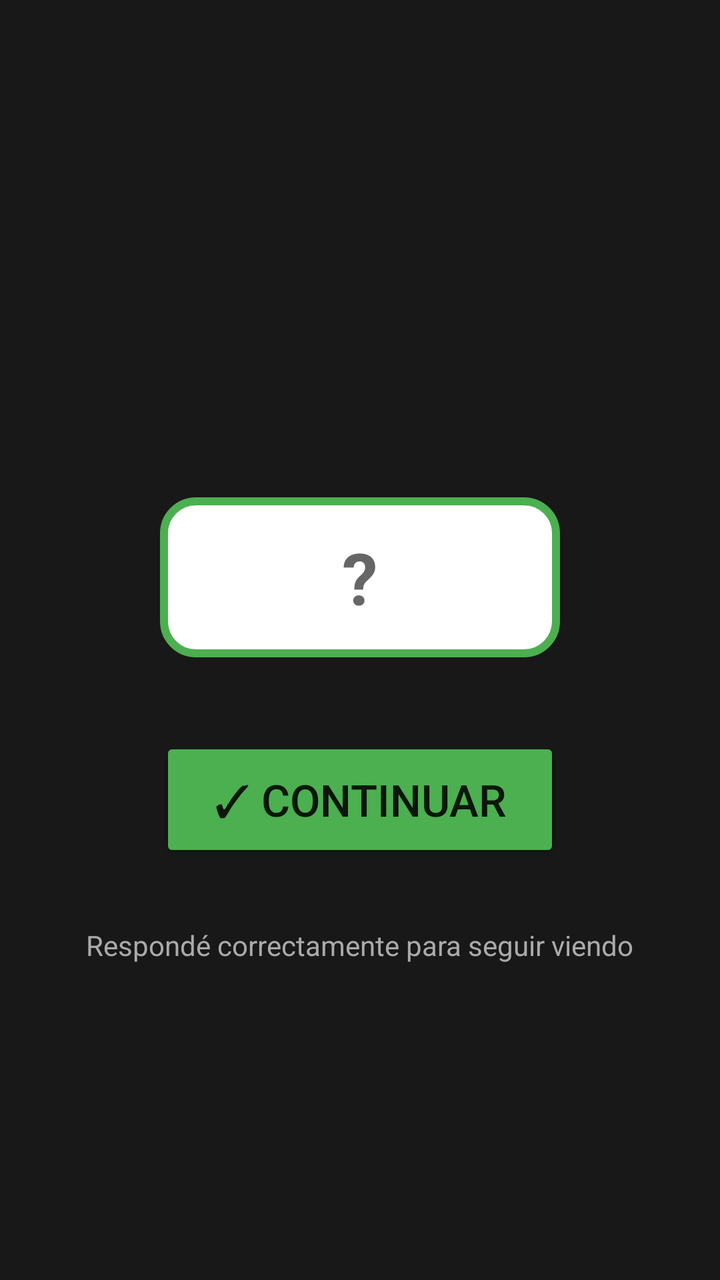
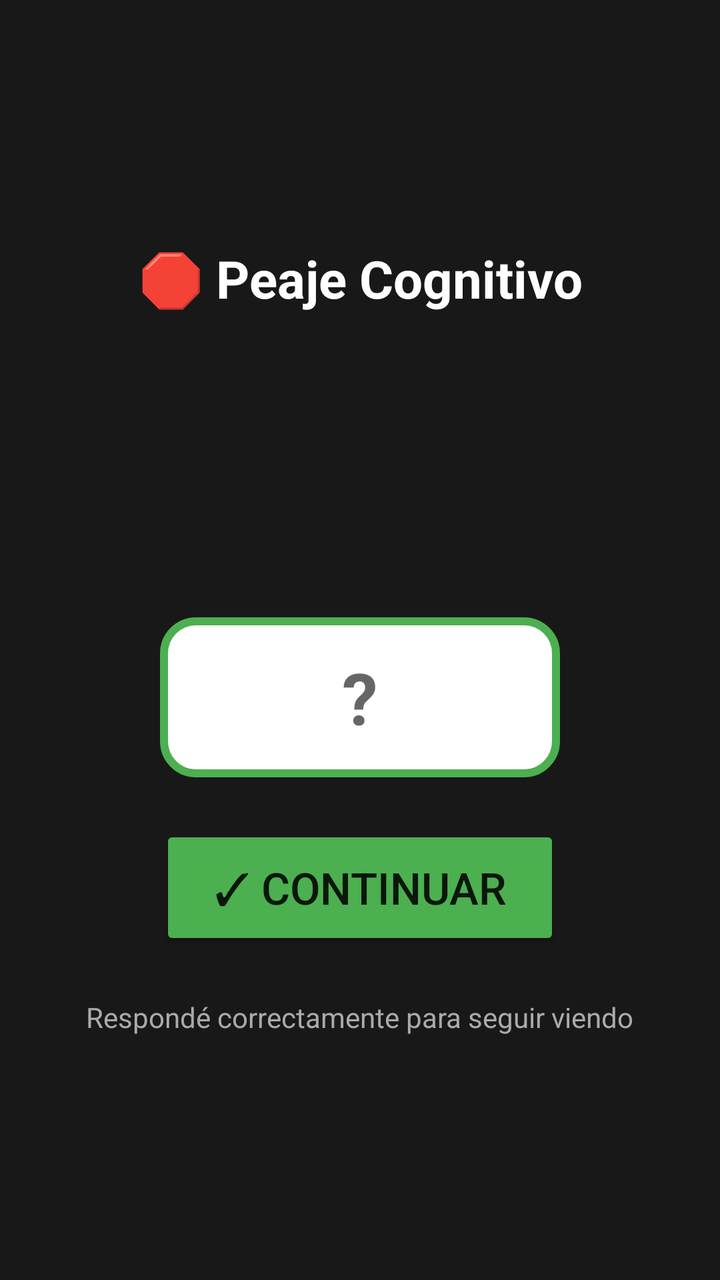

Screens rendered from an Android XML layout before and after an edit, with the pre-edit source and the edit as a unified diff.
<!-- AndroidManifest.xml: application theme Theme.AppCompat.Light.DarkActionBar -->
<!-- res/layout/overlay_exercise.xml -->
<?xml version="1.0" encoding="utf-8"?>
<LinearLayout xmlns:android="http://schemas.android.com/apk/res/android"
    android:layout_width="match_parent"
    android:layout_height="match_parent"
    android:background="#E6000000"
    android:gravity="center"
    android:orientation="vertical"
    android:padding="32dp">

    <TextView
        android:id="@+id/tvQuestion"
        android:layout_width="wrap_content"
        android:layout_height="wrap_content"
        android:textColor="#FFFFFF"
        android:textSize="32sp"
        android:textStyle="bold"
        android:gravity="center"
        android:layout_marginBottom="48dp" />

    <EditText
        android:id="@+id/etAnswer"
        android:layout_width="200dp"
        android:layout_height="80dp"
        android:background="@drawable/bg_answer"
        android:hint="?"
        android:inputType="number"
        android:textAlignment="center"
        android:textSize="36sp"
        android:textColor="#333"
        android:textStyle="bold"
        android:imeOptions="actionDone" />

    <Button
        android:id="@+id/btnSubmit"
        android:layout_width="200dp"
        android:layout_height="wrap_content"
        android:layout_marginTop="40dp"
        android:text="✓ CONTINUAR"
        android:textSize="22sp"
        android:padding="16dp"
        android:backgroundTint="#4CAF50" />

    <TextView
        android:layout_width="wrap_content"
        android:layout_height="wrap_content"
        android:layout_marginTop="32dp"
        android:text="Respondé correctamente para seguir viendo"
        android:textColor="#AAAAAA"
        android:textSize="14sp"
        android:gravity="center" />

</LinearLayout>
<!-- resources referenced by this layout -->
<resources>
  <!-- drawable bg_answer (drawable) -->
  <?xml version="1.0" encoding="utf-8"?>
  <shape xmlns:android="http://schemas.android.com/apk/res/android"
      android:shape="rectangle">
      <solid android:color="#FFFFFF" />
      <corners android:radius="16dp" />
      <stroke android:width="4dp" android:color="#4CAF50" />
  </shape>
</resources>

<!-- the commit's change to res/layout/overlay_exercise.xml (unified diff, before → after) -->
@@ -1,52 +1,127 @@
 <?xml version="1.0" encoding="utf-8"?>
-<LinearLayout xmlns:android="http://schemas.android.com/apk/res/android"
+<ScrollView xmlns:android="http://schemas.android.com/apk/res/android"
     android:layout_width="match_parent"
     android:layout_height="match_parent"
     android:background="#E6000000"
-    android:gravity="center"
-    android:orientation="vertical"
-    android:padding="32dp">
+    android:fillViewport="true">
 
-    <TextView
-        android:id="@+id/tvQuestion"
-        android:layout_width="wrap_content"
-        android:layout_height="wrap_content"
-        android:textColor="#FFFFFF"
-        android:textSize="32sp"
-        android:textStyle="bold"
+    <LinearLayout
+        android:layout_width="match_parent"
+        android:layout_height="match_parent"
         android:gravity="center"
-        android:layout_marginBottom="48dp" />
+        android:orientation="vertical"
+        android:padding="24dp">
 
-    <EditText
-        android:id="@+id/etAnswer"
-        android:layout_width="200dp"
-        android:layout_height="80dp"
-        android:background="@drawable/bg_answer"
-        android:hint="?"
-        android:inputType="number"
-        android:textAlignment="center"
-        android:textSize="36sp"
-        android:textColor="#333"
-        android:textStyle="bold"
-        android:imeOptions="actionDone" />
+        <TextView
+            android:id="@+id/tvQuestion"
+            android:layout_width="wrap_content"
+            android:layout_height="wrap_content"
+            android:gravity="center"
+            android:text="🛑 Peaje Cognitivo"
+            android:textColor="#FFFFFF"
+            android:textSize="26sp"
+            android:textStyle="bold" />
 
-    <Button
-        android:id="@+id/btnSubmit"
-        android:layout_width="200dp"
-        android:layout_height="wrap_content"
-        android:layout_marginTop="40dp"
-        android:text="✓ CONTINUAR"
-        android:textSize="22sp"
-        android:padding="16dp"
-        android:backgroundTint="#4CAF50" />
+        
+        <TextView
+            android:id="@+id/tvVisual"
+            android:layout_width="wrap_content"
+            android:layout_height="wrap_content"
+            android:layout_marginTop="16dp"
+            android:gravity="center"
+            android:lineSpacingMultiplier="1.1"
+            android:textSize="44sp" />
 
-    <TextView
-        android:layout_width="wrap_content"
-        android:layout_height="wrap_content"
-        android:layout_marginTop="32dp"
-        android:text="Respondé correctamente para seguir viendo"
-        android:textColor="#AAAAAA"
-        android:textSize="14sp"
-        android:gravity="center" />
+        
+        <TextView
+            android:id="@+id/tvPrompt"
+            android:layout_width="wrap_content"
+            android:layout_height="wrap_content"
+            android:layout_marginTop="12dp"
+            android:layout_marginBottom="20dp"
+            android:gravity="center"
+            android:textColor="#FFFFFF"
+            android:textSize="34sp"
+            android:textStyle="bold" />
 
-</LinearLayout>
+        
+        <LinearLayout
+            android:id="@+id/llNumeric"
+            android:layout_width="match_parent"
+            android:layout_height="wrap_content"
+            android:gravity="center_horizontal"
+            android:orientation="vertical">
+
+            <EditText
+                android:id="@+id/etAnswer"
+                android:layout_width="200dp"
+                android:layout_height="80dp"
+                android:background="@drawable/bg_answer"
+                android:hint="?"
+                android:imeOptions="actionDone"
+                android:inputType="number"
+                android:textAlignment="center"
+                android:textColor="#333"
+                android:textSize="36sp"
+                android:textStyle="bold" />
+
+            <Button
+                android:id="@+id/btnSubmit"
+                android:layout_width="200dp"
+                android:layout_height="wrap_content"
+                android:layout_marginTop="24dp"
+                android:backgroundTint="#4CAF50"
+                android:padding="16dp"
+                android:text="✓ CONTINUAR"
+                android:textSize="22sp" />
+        </LinearLayout>
+
+        
+        <LinearLayout
+            android:id="@+id/llOptions"
+            android:layout_width="match_parent"
+            android:layout_height="wrap_content"
+            android:orientation="vertical"
+            android:visibility="gone">
+
+            <Button
+                android:id="@+id/btnOpt1"
+                android:layout_width="match_parent"
+                android:layout_height="wrap_content"
+                android:backgroundTint="#3F51B5"
+                android:padding="16dp"
+                android:textColor="#FFFFFF"
+                android:textSize="26sp" />
+
+            <Button
+                android:id="@+id/btnOpt2"
+                android:layout_width="match_parent"
+                android:layout_height="wrap_content"
+                android:layout_marginTop="12dp"
+                android:backgroundTint="#3F51B5"
+                android:padding="16dp"
+                android:textColor="#FFFFFF"
+                android:textSize="26sp" />
+
+            <Button
+                android:id="@+id/btnOpt3"
+                android:layout_width="match_parent"
+                android:layout_height="wrap_content"
+                android:layout_marginTop="12dp"
+                android:backgroundTint="#3F51B5"
+                android:padding="16dp"
+                android:textColor="#FFFFFF"
+                android:textSize="26sp" />
+        </LinearLayout>
+
+        <TextView
+            android:layout_width="wrap_content"
+            android:layout_height="wrap_content"
+            android:layout_marginTop="24dp"
+            android:gravity="center"
+            android:text="Respondé correctamente para seguir viendo"
+            android:textColor="#AAAAAA"
+            android:textSize="14sp" />
+
+    </LinearLayout>
+</ScrollView>
